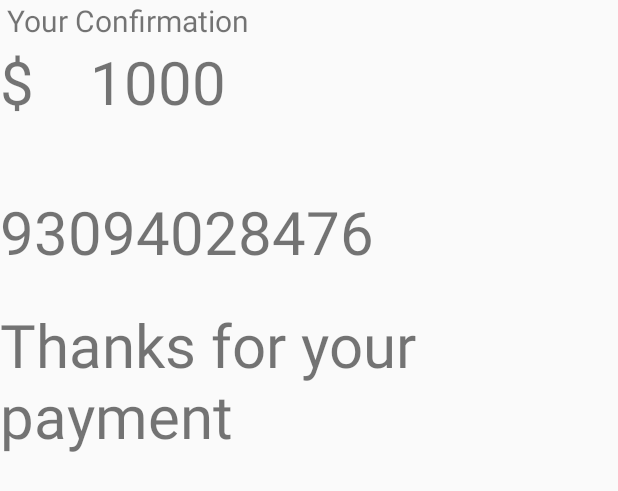
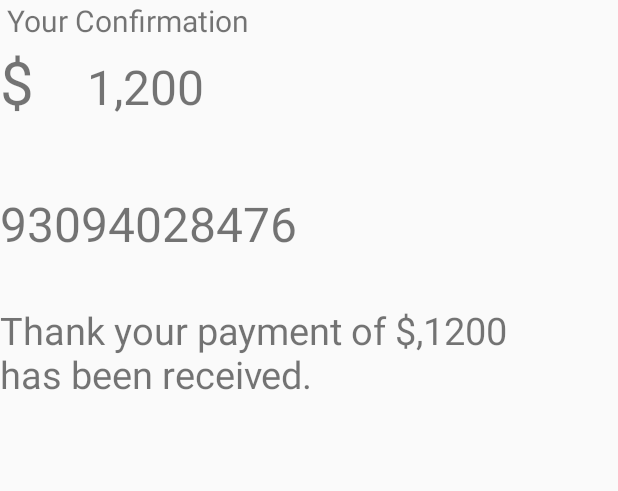
Before and after one commit to jervona/Abode, an Android app: the layout dialog_layout.xml on its own in the app's theme, with its tools: preview values and no code run, on a phone screen of 412 x 824 dp. Shown: the top 491 px of the screen. Run offline under Robolectric (Android 15) with nearby library versions, the phone set to English and light mode, and no system bars.

```diff
--- a/app/src/main/res/layout/activity_sign_in.xml
+++ b/app/src/main/res/layout/activity_sign_in.xml
@@ -72,7 +72,8 @@
             android:layout_marginTop="50dp"
             android:layout_marginLeft="15dp"
             android:layout_marginRight="15dp"
-            android:text="@string/log_in" />
+            android:text="@string/log_in"
+            />
 
         <Button
             android:id="@+id/sign_up"
--- a/app/src/main/res/layout/dialog_layout.xml
+++ b/app/src/main/res/layout/dialog_layout.xml
@@ -29,8 +29,8 @@
             android:id="@+id/amount_dialog"
             android:layout_width="335dp"
             android:layout_height="75dp"
-            android:text=" 1000"
-            android:textSize="40sp" />
+            android:text=" 1,200"
+            android:textSize="32sp" />
 
     </LinearLayout>
 
@@ -40,14 +40,14 @@
         android:layout_width="match_parent"
         android:layout_height="75dp"
         android:text="93094028476"
-        android:textSize="40sp" />
+        android:textSize="32sp" />
 
 
     <TextView
         android:id="@+id/thank_you"
         android:layout_width="match_parent"
         android:layout_height="match_parent"
-        android:text="Thanks for your payment"
-        android:textSize="40sp" />
+        android:text="Thank your payment of $,1200 has been received."
+        android:textSize="25sp" />
 
 </LinearLayout>
--- a/app/src/main/res/layout/fragment_new_request.xml
+++ b/app/src/main/res/layout/fragment_new_request.xml
@@ -19,7 +19,8 @@
             android:layout_height="40dp"
             android:hint="Subject Title"
             android:maxLines="1"
-            android:background="@color/transparent"/>
+            android:background="@color/transparent"
+            android:elevation="2dp"/>
 
         <TextView
             android:id="@+id/priority_view"
```
Also changed, not shown: app/src/main/java/nyc/c4q/capstone/signupactivites/SignInActivity.java (+47 -13 lines), app/src/main/res/layout/fragment_dash_board.xml (+10 -3 lines), app/src/main/res/layout/fragment_docs.xml (+11 -0 lines).
